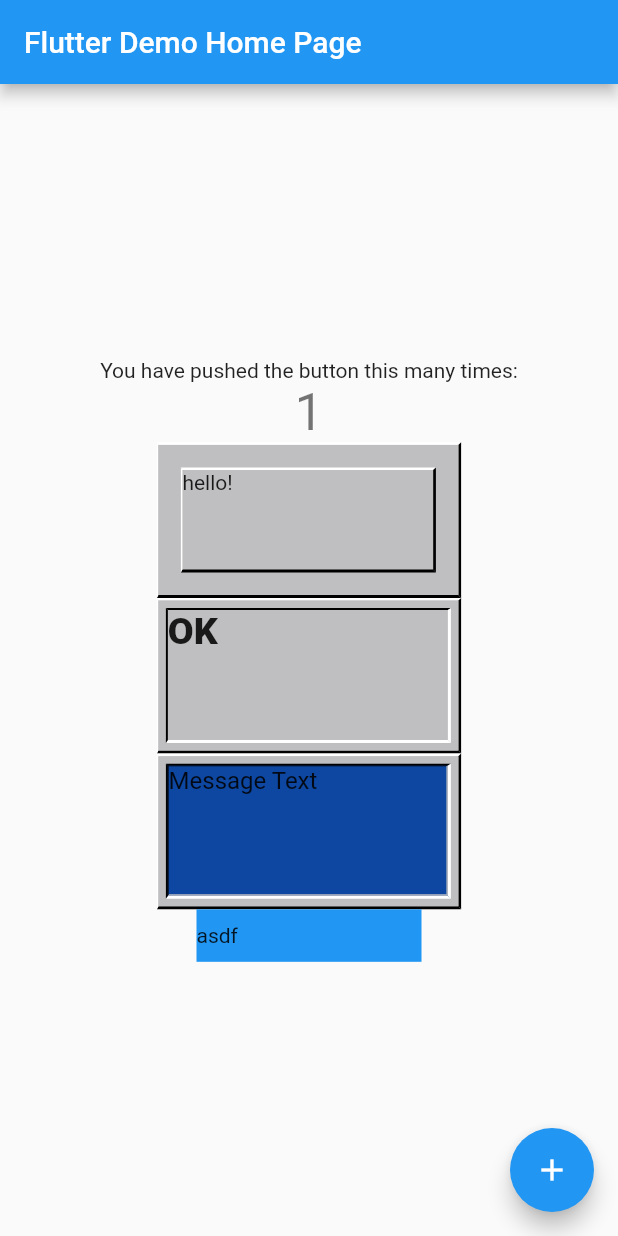
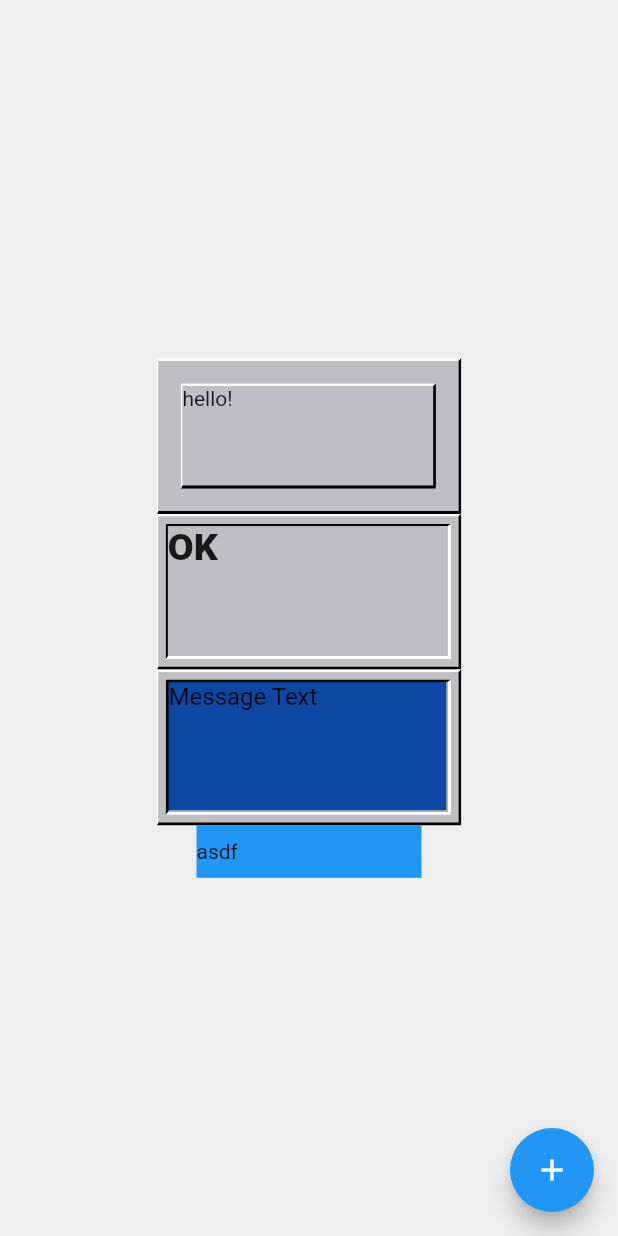
Before and after one commit to LiamPKenna/Flutter-95, a Flutter app: the screen it shows after launch, after a tap on the "add" icon, on a phone screen of 412 x 824 dp. Run offline on Flutter 3.47's test engine with Material 2 defaults, Android fonts, the phone set to English and light mode, and no system bars; Roboto replaces fonts that are missing (MS Sans).

Commit message:
Remove boilerplate code

```diff
--- a/lib/main.dart
+++ b/lib/main.dart
@@ -32,29 +32,15 @@ class MyHomePage extends StatefulWidget {
 }
 
 class _MyHomePageState extends State<MyHomePage> {
-  int _counter = 0;
-
-  void _incrementCounter() {
-    setState(() {
-      _counter++;
-    });
-  }
 
   @override
   Widget build(BuildContext context) {
     return Scaffold(
-      appBar: AppBar(
-        title: Text(widget.title),
-      ),
+      backgroundColor: Colors.grey.shade200,
       body: Center(
         child: Column(
           mainAxisAlignment: MainAxisAlignment.center,
           children: <Widget>[
-            Text('You have pushed the button this many times:'),
-            Text(
-              '$_counter',
-              style: Theme.of(context).textTheme.headline4,
-            ),
             Raised(
               child: Container(
                 height: 100,
@@ -103,7 +89,7 @@ class _MyHomePageState extends State<MyHomePage> {
         ),
       ),
       floatingActionButton: FloatingActionButton(
-        onPressed: _incrementCounter,
+        onPressed: () {print('press');},
         tooltip: 'Increment',
         child: Icon(Icons.add),
       ),
```
